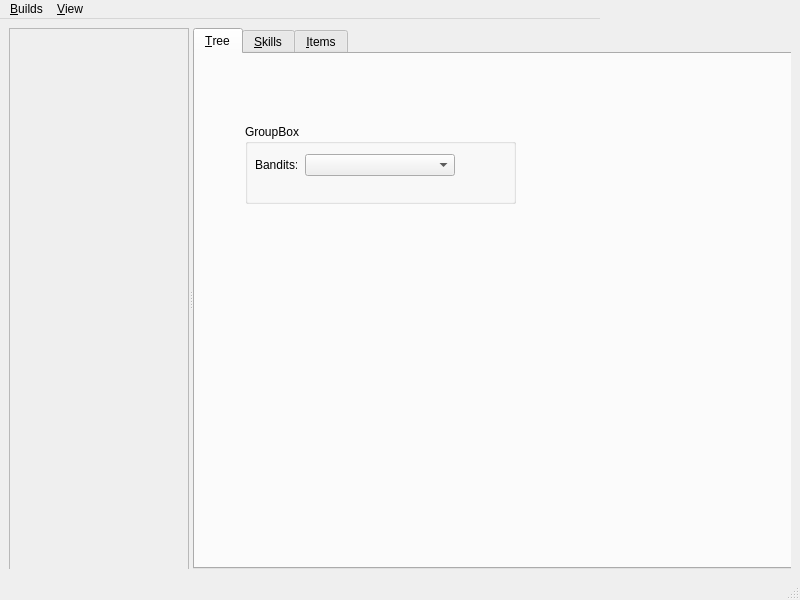
Qt form main.ui (PathOfBuildingCommunity/PathOfBuilding-Python) before a commit.
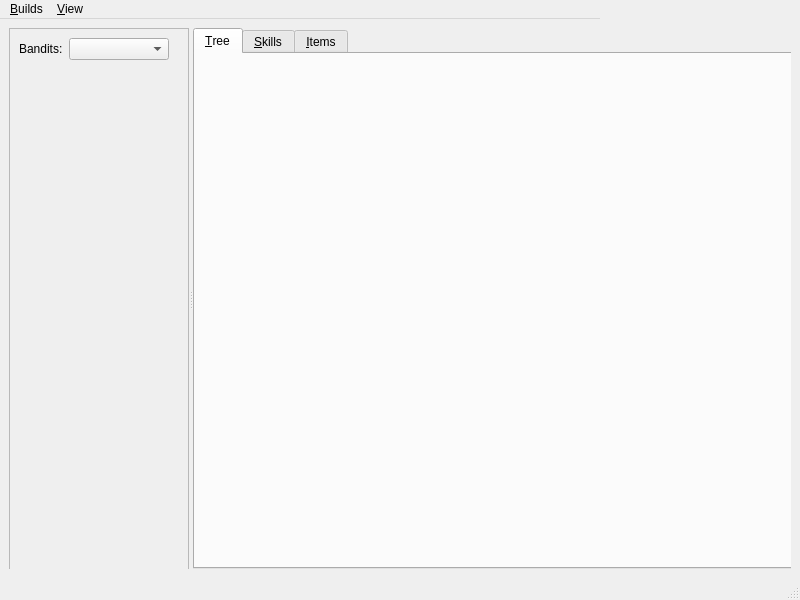
The same form after that commit. Icons and pictures are not drawn.

Commit message: Have stuff appearing in left pane

```diff
--- a/main.ui
+++ b/main.ui
@@ -69,6 +69,35 @@
        <property name="frameShadow">
         <enum>QFrame::Raised</enum>
        </property>
+       <widget class="QWidget" name="">
+        <property name="geometry">
+         <rect>
+          <x>10</x>
+          <y>10</y>
+          <width>150</width>
+          <height>24</height>
+         </rect>
+        </property>
+        <layout class="QFormLayout" name="formLayout">
+         <item row="0" column="0">
+          <widget class="QLabel" name="label">
+           <property name="text">
+            <string>Bandits:</string>
+           </property>
+          </widget>
+         </item>
+         <item row="0" column="1">
+          <widget class="QComboBox" name="comboBox">
+           <property name="minimumSize">
+            <size>
+             <width>100</width>
+             <height>0</height>
+            </size>
+           </property>
+          </widget>
+         </item>
+        </layout>
+       </widget>
       </widget>
       <widget class="QTabWidget" name="tabWidget">
        <property name="sizePolicy">
@@ -96,48 +125,6 @@
         <attribute name="title">
          <string>&amp;Tree</string>
         </attribute>
-        <widget class="QGroupBox" name="groupBox">
-         <property name="geometry">
-          <rect>
-           <x>50</x>
-           <y>70</y>
-           <width>271</width>
-           <height>80</height>
-          </rect>
-         </property>
-         <property name="title">
-          <string>GroupBox</string>
-         </property>
-         <widget class="QComboBox" name="comboBox">
-          <property name="geometry">
-           <rect>
-            <x>60</x>
-            <y>30</y>
-            <width>150</width>
-            <height>22</height>
-           </rect>
-          </property>
-          <property name="minimumSize">
-           <size>
-            <width>150</width>
-            <height>0</height>
-           </size>
-          </property>
-         </widget>
-         <widget class="QLabel" name="label">
-          <property name="geometry">
-           <rect>
-            <x>10</x>
-            <y>30</y>
-            <width>42</width>
-            <height>22</height>
-           </rect>
-          </property>
-          <property name="text">
-           <string>Bandits:</string>
-          </property>
-         </widget>
-        </widget>
        </widget>
        <widget class="QWidget" name="tabSkills">
         <attribute name="title">
```
The commit also changes 2 other files.
